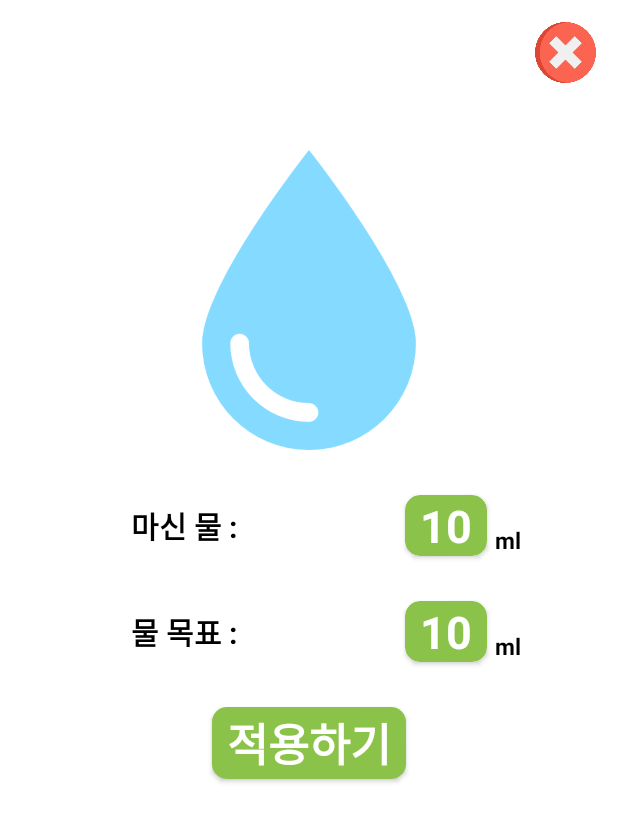
After one commit to Myeongcheol-shin/water_reminder, an Android app: the layout layout_setting.xml on its own in the app's theme, with its tools: preview values and no code run, on a phone screen of 412 x 824 dp. The commit adds this screen. Shown: the top 822 px of the screen. Run offline under Robolectric (Android 15) with nearby library versions, the phone set to English and light mode, and no system bars.

Commit message:
설정 구현

```diff
--- a/app/src/main/AndroidManifest.xml
+++ b/app/src/main/AndroidManifest.xml
@@ -15,7 +15,7 @@
             android:name=".PlantListActivity"
             android:exported="false" />
         <activity
-            android:name=".MainActivity"
+            android:name=".main.MainActivity"
             android:exported="true">
             <intent-filter>
                 <action android:name="android.intent.action.MAIN" />
--- /dev/null
+++ b/app/src/main/res/layout/layout_setting.xml
@@ -0,0 +1,143 @@
+<?xml version="1.0" encoding="utf-8"?>
+<androidx.constraintlayout.widget.ConstraintLayout xmlns:android="http://schemas.android.com/apk/res/android"
+    android:layout_width="match_parent"
+    android:layout_height="match_parent"
+    xmlns:app="http://schemas.android.com/apk/res-auto">
+    <androidx.appcompat.widget.AppCompatButton
+        android:layout_margin="10dp"
+        android:id="@+id/cancel_button"
+        app:layout_constraintEnd_toEndOf="parent"
+        app:layout_constraintTop_toTopOf="parent"
+        app:cardCornerRadius="100dp"
+        android:layout_width="50dp"
+        android:layout_height="50dp"
+        android:minHeight="0dp"
+        android:minWidth="0dp"
+        android:background="@drawable/icon_cancel" />
+    <androidx.appcompat.widget.AppCompatImageView
+        android:id="@+id/icon_water"
+        android:background="@drawable/icon_water"
+        android:layout_marginTop="100dp"
+        app:layout_constraintEnd_toEndOf="parent"
+        app:layout_constraintStart_toStartOf="parent"
+        app:layout_constraintTop_toTopOf="parent"
+        android:layout_width="200dp"
+        android:layout_height="200dp"/>
+    <TextView
+        android:id="@+id/now_tv"
+        android:textColor="@color/black"
+        android:textStyle="bold"
+        android:textSize="20sp"
+        android:text="마신 물 : "
+        app:layout_constraintBottom_toBottomOf="@+id/now_cv"
+        android:layout_marginEnd="20dp"
+        app:layout_constraintEnd_toStartOf="@+id/now_cv"
+        app:layout_constraintStart_toStartOf="parent"
+        app:layout_constraintTop_toTopOf="@+id/now_cv"
+        android:layout_width="wrap_content"
+        android:layout_height="wrap_content"/>
+    <androidx.cardview.widget.CardView
+        android:id="@+id/now_cv"
+        app:cardCornerRadius="10dp"
+        app:cardBackgroundColor="#8BC34A"
+        android:layout_marginTop="30dp"
+        app:layout_constraintEnd_toEndOf="parent"
+        app:layout_constraintStart_toEndOf="@id/now_tv"
+        app:layout_constraintTop_toBottomOf="@+id/icon_water"
+        android:layout_width="wrap_content"
+        android:layout_height="wrap_content">
+        <EditText
+            android:id="@+id/now_et"
+            android:textStyle="bold"
+            android:textColor="@color/white"
+            android:textSize="30sp"
+            android:text="10"
+            android:background="@null"
+            android:inputType="number"
+            android:paddingStart="10dp"
+            android:paddingEnd="10dp"
+            android:layout_width="wrap_content"
+            android:layout_height="wrap_content"/>
+    </androidx.cardview.widget.CardView>
+
+
+    <TextView
+        android:id="@+id/goal_tv"
+        android:textColor="@color/black"
+        android:textStyle="bold"
+        android:textSize="20sp"
+        android:text="물 목표 : "
+        app:layout_constraintBottom_toBottomOf="@+id/goal_cv"
+        android:layout_marginEnd="20dp"
+        app:layout_constraintEnd_toStartOf="@+id/goal_cv"
+        app:layout_constraintStart_toStartOf="parent"
+        app:layout_constraintTop_toTopOf="@+id/goal_cv"
+        android:layout_width="wrap_content"
+        android:layout_height="wrap_content"/>
+    <androidx.cardview.widget.CardView
+        android:id="@+id/goal_cv"
+        app:cardCornerRadius="10dp"
+        app:cardBackgroundColor="#8BC34A"
+        android:layout_marginTop="30dp"
+        app:layout_constraintEnd_toEndOf="parent"
+        app:layout_constraintStart_toEndOf="@id/goal_tv"
+        app:layout_constraintTop_toBottomOf="@+id/now_cv"
+        android:layout_width="wrap_content"
+        android:layout_height="wrap_content">
+        <EditText
+            android:id="@+id/goal_et"
+            android:textStyle="bold"
+            android:textColor="@color/white"
+            android:textSize="30sp"
+            android:text="10"
+            android:background="@null"
+            android:inputType="number"
+            android:paddingStart="10dp"
+            android:paddingEnd="10dp"
+            android:layout_width="wrap_content"
+            android:layout_height="wrap_content"/>
+    </androidx.cardview.widget.CardView>
+    <TextView
+        android:textStyle="bold"
+        android:textColor="@color/black"
+        android:layout_marginStart="5dp"
+        app:layout_constraintBottom_toBottomOf="@id/goal_cv"
+        app:layout_constraintStart_toEndOf="@+id/goal_cv"
+        android:text="ml"
+        android:textSize="15sp"
+        android:layout_width="wrap_content"
+        android:layout_height="wrap_content"/>
+    <TextView
+        android:textStyle="bold"
+        android:textColor="@color/black"
+        android:layout_marginStart="5dp"
+        app:layout_constraintBottom_toBottomOf="@id/now_cv"
+        app:layout_constraintStart_toEndOf="@+id/now_cv"
+        android:text="ml"
+        android:textSize="15sp"
+        android:layout_width="wrap_content"
+        android:layout_height="wrap_content"/>
+
+    <androidx.cardview.widget.CardView
+        android:id="@+id/apply_cv"
+        app:cardCornerRadius="10dp"
+        android:layout_marginTop="30dp"
+        app:layout_constraintEnd_toEndOf="parent"
+        app:layout_constraintStart_toStartOf="parent"
+        app:layout_constraintTop_toBottomOf="@+id/goal_cv"
+        android:layout_width="wrap_content"
+        android:layout_height="wrap_content">
+        <androidx.appcompat.widget.AppCompatButton
+            android:id="@+id/apply_btn"
+            android:textStyle="bold"
+            android:textColor="@color/white"
+            android:textSize="30sp"
+            android:text="적용하기"
+            android:background="#8BC34A"
+            android:paddingStart="10dp"
+            android:paddingEnd="10dp"
+            android:layout_width="wrap_content"
+            android:layout_height="wrap_content"/>
+    </androidx.cardview.widget.CardView>
+
+</androidx.constraintlayout.widget.ConstraintLayout>
```
Also changed, not shown: app/build.gradle (+10 -14 lines), app/src/main/java/com/shino72/waterplant/MainActivity.kt (deleted, +0 -11 lines), app/src/main/java/com/shino72/waterplant/dialog/SlideUpDialog.kt (added, +99 -0 lines), app/src/main/java/com/shino72/waterplant/main/MainActivity.kt (added, +73 -0 lines), app/src/main/java/com/shino72/waterplant/main/MainViewModel.kt (added, +7 -0 lines), app/src/main/res/layout/activity_main.xml (+15 -3 lines), app/src/main/res/drawable/icon_cancel.png (added), app/src/main/res/drawable/icon_setting.png (added).
